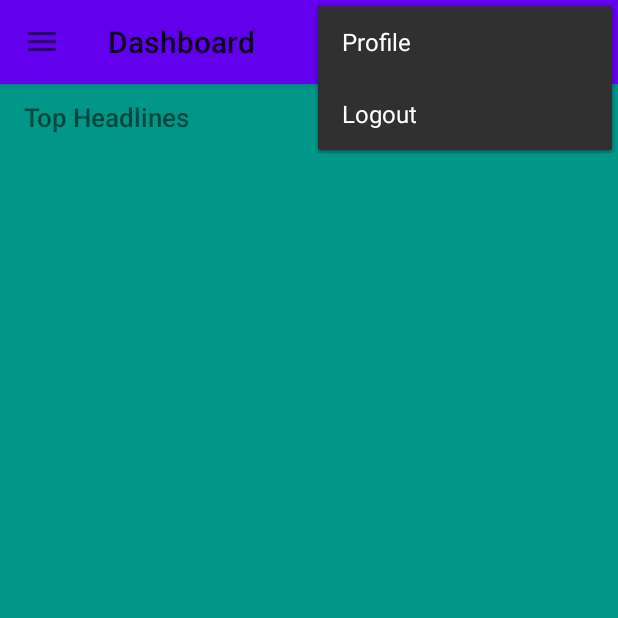
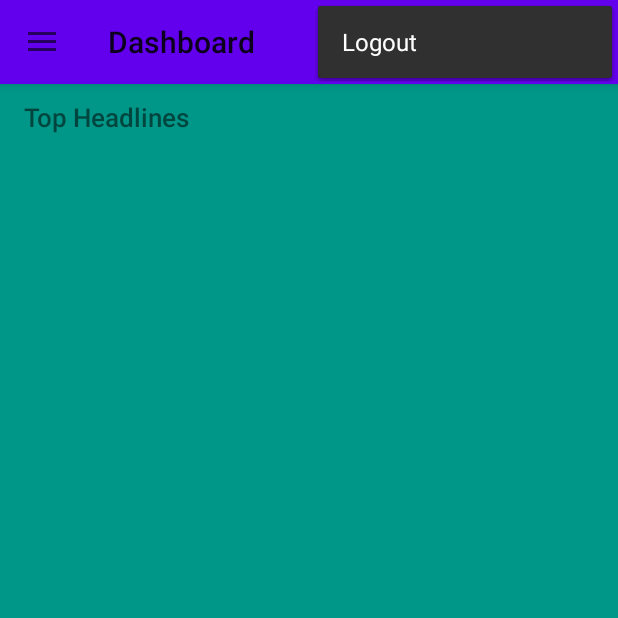
Before and after one commit to Manisha-Bathula/InternationalStudentHelper, an Android app: the screen it shows after launch once a user with an empty profile is signed in (DashboardActivity), with the options menu open, on a phone screen of 412 x 824 dp, the top half of it. Run offline under Robolectric (Android 15) with nearby library versions, the light colour scheme and no system bars; our stand-ins replace Firebase (no records; nobody signed in at launch, a user with empty details on screens opened directly), navigation-ui; libraries missing offline, so code that uses them is left out: org.ocpsoft.prettytime; Roboto replaces fonts that are not available here; 1 statement that could not run was skipped.

Commit message:
Removed Profile item from menu options.

```diff
--- a/app/src/main/res/menu/home_main.xml
+++ b/app/src/main/res/menu/home_main.xml
@@ -1,11 +1,7 @@
 <?xml version="1.0" encoding="utf-8"?>
 <menu xmlns:android="http://schemas.android.com/apk/res/android"
     xmlns:app="http://schemas.android.com/apk/res-auto">
-    <item
-        android:id="@+id/action_Prf"
-        android:orderInCategory="100"
-        android:title="Profile"
-        app:showAsAction="never"/>
+
     <item
         android:id="@+id/action_Lgt"
         android:orderInCategory="100"
```
